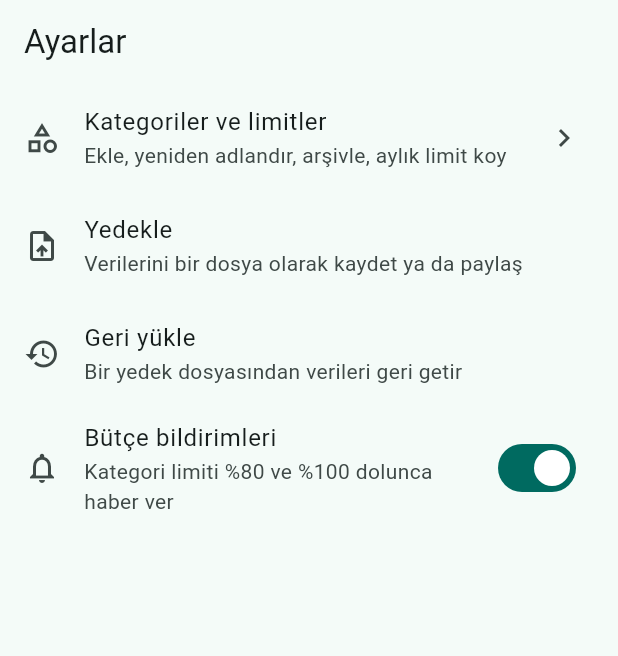
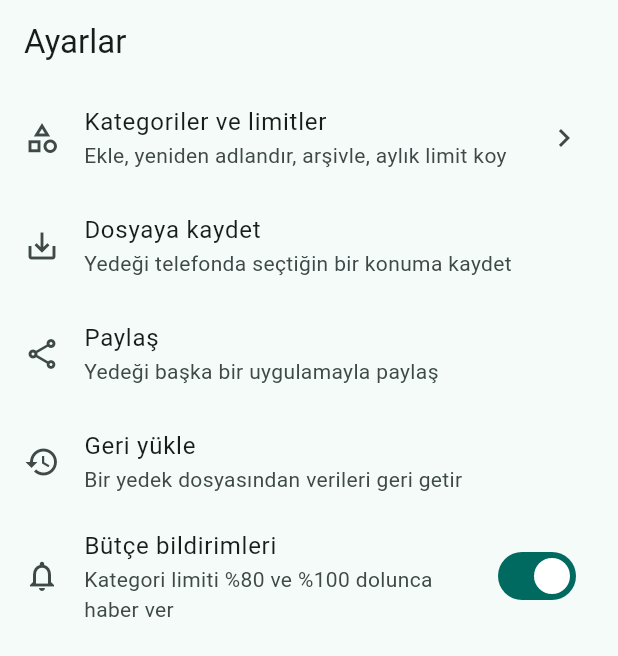
Before and after one commit to tungarix/butce-takip, a Flutter app: the AyarlarEkrani screen opened directly, on a phone screen of 412 x 824 dp. Shown: the top 656 px of the screen. Run offline on Flutter 3.47's test engine with Material 3 defaults, Android fonts, the phone set to English and light mode, and no system bars; our stand-ins replace drift, drift_flutter, file_picker, flutter_local_notifications, flutter_riverpod, share_plus; accounts and stored records are empty; generated files the repository leaves out were written again.

Commit message:
Aşama 5b: alt sistem çubuğu boşluğu, dosyaya kaydet yedeği, tahmin boş veri, file_picker 13.3.2

```diff
--- a/lib/akilli/tahmin.dart
+++ b/lib/akilli/tahmin.dart
@@ -2,7 +2,7 @@
 import '../core/tarih.dart';
 import 'tekrar_tespit.dart';
 
-/// İçinde bulunulan ayın sonu için yaklaşık gider (kuruş); ayın ilk 5 gününde null.
+/// İçinde bulunulan ayın sonu için yaklaşık gider (kuruş); ayın ilk 5 gününde ya da hiç gider yokken null.
 /// tahmin = buAyHarcanan + kalanGün * (son 14 günün gideri ~/ 14) + bu ay beklenen, gerçekleşmemiş
 /// tekrarlayanlar. Çift sayım olmasın diye tekrarlayan gruplara ait işlemler 14 günlük ortalamaya girmez.
 /// [giderler]: son 120 günün gider işlemleri. [buAyHarcanan]: bu ayın toplam gideri.
@@ -42,5 +42,7 @@ int? ayTahmini({
       if (e >= ayIlk && e >= enEski) beklenen += g.tutar;
     }
   }
-  return buAyHarcanan + (ayGun - gun) * (son14 ~/ 14) + beklenen;
+  final tahmin = buAyHarcanan + (ayGun - gun) * (son14 ~/ 14) + beklenen;
+  // Bu ay ve son 14 günde hiç gider yok: "yaklaşık 0 harcarsın" veri değil, veri yokluğudur.
+  return tahmin == 0 ? null : tahmin;
 }
--- a/lib/features/ayarlar/ayarlar_ekrani.dart
+++ b/lib/features/ayarlar/ayarlar_ekrani.dart
@@ -14,6 +14,8 @@ class AyarlarEkrani extends ConsumerWidget {
   Widget build(BuildContext context, WidgetRef ref) => Scaffold(
     appBar: AppBar(title: const Text(sekmeAyarlar)),
     body: ListView(
+      // FAB son satırı kapatmasın.
+      padding: const EdgeInsets.only(bottom: 88),
       children: [
         ListTile(
           leading: const Icon(Icons.category_outlined),
@@ -26,11 +28,18 @@ class AyarlarEkrani extends ConsumerWidget {
           ),
         ),
         ListTile(
-          key: const ValueKey('yedekle'),
-          leading: const Icon(Icons.upload_file_outlined),
-          title: const Text(yedekleBaslik),
-          subtitle: const Text(yedekleAltyazi),
-          onTap: () => yedekle(context, ref),
+          key: const ValueKey('yedek-kaydet'),
+          leading: const Icon(Icons.save_alt_outlined),
+          title: const Text(yedekKaydetBaslik),
+          subtitle: const Text(yedekKaydetAltyazi),
+          onTap: () => yedekle(context, ref, paylas: false),
+        ),
+        ListTile(
+          key: const ValueKey('yedek-paylas'),
+          leading: const Icon(Icons.share_outlined),
+          title: const Text(yedekPaylasBaslik),
+          subtitle: const Text(yedekPaylasAltyazi),
+          onTap: () => yedekle(context, ref, paylas: true),
         ),
         ListTile(
           key: const ValueKey('geri-yukle'),
--- a/lib/features/ayarlar/kategoriler_ekrani.dart
+++ b/lib/features/ayarlar/kategoriler_ekrani.dart
@@ -6,6 +6,7 @@ import '../../data/database/database.dart';
 import '../../data/providers.dart';
 import '../../platform/bildirimler.dart';
 import '../../ui_metin.dart';
+import '../alt_bosluk.dart';
 import '../ikonlar.dart';
 import '../tus_takimi.dart';
 
@@ -58,6 +59,7 @@ class KategorilerEkrani extends ConsumerWidget {
           : liste == null
           ? const SizedBox()
           : ListView(
+              padding: EdgeInsets.only(bottom: altBosluk(context)),
               children: [
                 bolum(giderKategorileri, giderKategorisiEkle, false),
                 bolum(gelirKategorileri, gelirKategorisiEkle, true),
@@ -292,7 +294,7 @@ class _LimitSayfasiState extends ConsumerState<LimitSayfasi> {
   Widget build(BuildContext context) {
     final tema = Theme.of(context);
     return Padding(
-      padding: EdgeInsets.only(bottom: MediaQuery.viewInsetsOf(context).bottom),
+      padding: EdgeInsets.only(bottom: altBosluk(context)),
       child: SingleChildScrollView(
         padding: const EdgeInsets.all(16),
         child: Column(
--- a/lib/features/ayarlar/yedek_islemleri.dart
+++ b/lib/features/ayarlar/yedek_islemleri.dart
@@ -9,8 +9,13 @@ import '../../data/yedek.dart';
 import '../../platform/yedek_dosyasi.dart';
 import '../../ui_metin.dart';
 
-/// JSON yedeği paylaşım sayfasına verir; paylaşıldıysa son yedek zamanını yazar.
-Future<void> yedekle(BuildContext context, WidgetRef ref) async {
+/// JSON yedeği dosyaya kaydeder ([paylas] false) ya da paylaşım sayfasına verir.
+/// Kaydedildiyse/paylaşıldıysa son yedek zamanını yazar; vazgeçilirse yazmaz.
+Future<void> yedekle(
+  BuildContext context,
+  WidgetRef ref, {
+  required bool paylas,
+}) async {
   // Özet'teki kart yedek yazılınca kalkar; bağlama ve ref'e await'ten önce erişilir.
   final mesaj = ScaffoldMessenger.of(context);
   final db = ref.read(databaseProvider);
@@ -19,7 +24,7 @@ Future<void> yedekle(BuildContext context, WidgetRef ref) async {
   try {
     final json = await yedekOlustur(db, simdi: simdi.millisecondsSinceEpoch);
     final ad = 'butce-takip-yedek-${gunAnahtari(simdi)}.json';
-    if (await dosya.paylas(json, ad)) {
+    if (await (paylas ? dosya.paylas(json, ad) : dosya.kaydet(json, ad))) {
       await db.ayarYaz(
         sonYedekAnahtari,
         '${DateTime.now().millisecondsSinceEpoch}',
--- a/lib/features/hizli_giris/hizli_giris.dart
+++ b/lib/features/hizli_giris/hizli_giris.dart
@@ -12,6 +12,7 @@ import '../../data/database/database.dart';
 import '../../data/providers.dart';
 import '../../platform/bildirimler.dart';
 import '../../ui_metin.dart';
+import '../alt_bosluk.dart';
 import '../ikonlar.dart';
 import '../tus_takimi.dart';
 
@@ -258,7 +259,7 @@ class _HizliGirisState extends ConsumerState<HizliGirisSayfasi> {
     final tema = Theme.of(context);
 
     return Padding(
-      padding: EdgeInsets.only(bottom: MediaQuery.viewInsetsOf(context).bottom),
+      padding: EdgeInsets.only(bottom: altBosluk(context)),
       child: SingleChildScrollView(
         padding: const EdgeInsets.fromLTRB(16, 16, 16, 16),
         child: Column(
--- a/lib/platform/yedek_dosyasi.dart
+++ b/lib/platform/yedek_dosyasi.dart
@@ -1,5 +1,6 @@
 import 'dart:convert';
 import 'dart:io';
+import 'dart:typed_data';
 
 import 'package:file_picker/file_picker.dart';
 import 'package:flutter_riverpod/flutter_riverpod.dart';
@@ -15,6 +16,10 @@ const _yedekOnEki = 'butce-takip-yedek-';
 abstract class YedekDosyasi {
   /// Kullanıcının seçtiği yedeğin metni; vazgeçtiyse null.
   Future<String?> sec();
+
+  /// Sistemin "belge oluştur" seçicisini açar; kullanıcı konumu seçer (depolama izni gerekmez).
+  /// Kaydedildiyse true, kullanıcı vazgeçtiyse false.
+  Future<bool> kaydet(String json, String dosyaAdi);
 
   /// [json]'u geçici dosyaya yazıp paylaşım sayfasını açar. Kullanıcı kapattıysa false.
   Future<bool> paylas(String json, String dosyaAdi);
@@ -37,6 +42,16 @@ class SistemYedekDosyasi implements YedekDosyasi {
       throw const FormatException('Dosya çok büyük.');
     }
     return utf8.decode(bayt);
+  }
+
+  @override
+  Future<bool> kaydet(String json, String dosyaAdi) async {
+    final uri = await FilePicker.saveFile(
+      fileName: dosyaAdi,
+      bytes: Uint8List.fromList(utf8.encode(json)),
+      mimeType: 'application/json',
+    );
+    return uri != null;
   }
 
   @override
--- a/lib/ui_metin.dart
+++ b/lib/ui_metin.dart
@@ -90,8 +90,10 @@ String uyariMetni(String ad, int esik) => esik >= 100
     : "$ad bütçesinin %$esik'i doldu";
 
 // Yedek
-const yedekleBaslik = 'Yedekle';
-const yedekleAltyazi = 'Verilerini bir dosya olarak kaydet ya da paylaş';
+const yedekKaydetBaslik = 'Dosyaya kaydet';
+const yedekKaydetAltyazi = 'Yedeği telefonda seçtiğin bir konuma kaydet';
+const yedekPaylasBaslik = 'Paylaş';
+const yedekPaylasAltyazi = 'Yedeği başka bir uygulamayla paylaş';
 const geriYukleBaslik = 'Geri yükle';
 const geriYukleAltyazi = 'Bir yedek dosyasından verileri geri getir';
 const yedekHatirlatmaMetni =
--- a/pubspec.yaml
+++ b/pubspec.yaml
@@ -21,7 +21,7 @@ dependencies:
   intl: ^0.20.2
   flutter_local_notifications: ^22.3.3
   share_plus: ^13.3.1
-  file_picker: ^13.3.2
+  file_picker: 13.3.2
   # Geçici dosya ve veritabanı kopyası için (drift_flutter'ın zaten çektiği paket).
   path_provider: ^2.1.6
 
```
Also changed, not shown: lib/features/alt_bosluk.dart (added, +10 -0 lines), lib/features/ozet/ozet_ekrani.dart (+4 -4 lines), pubspec.lock, 3 other files.
